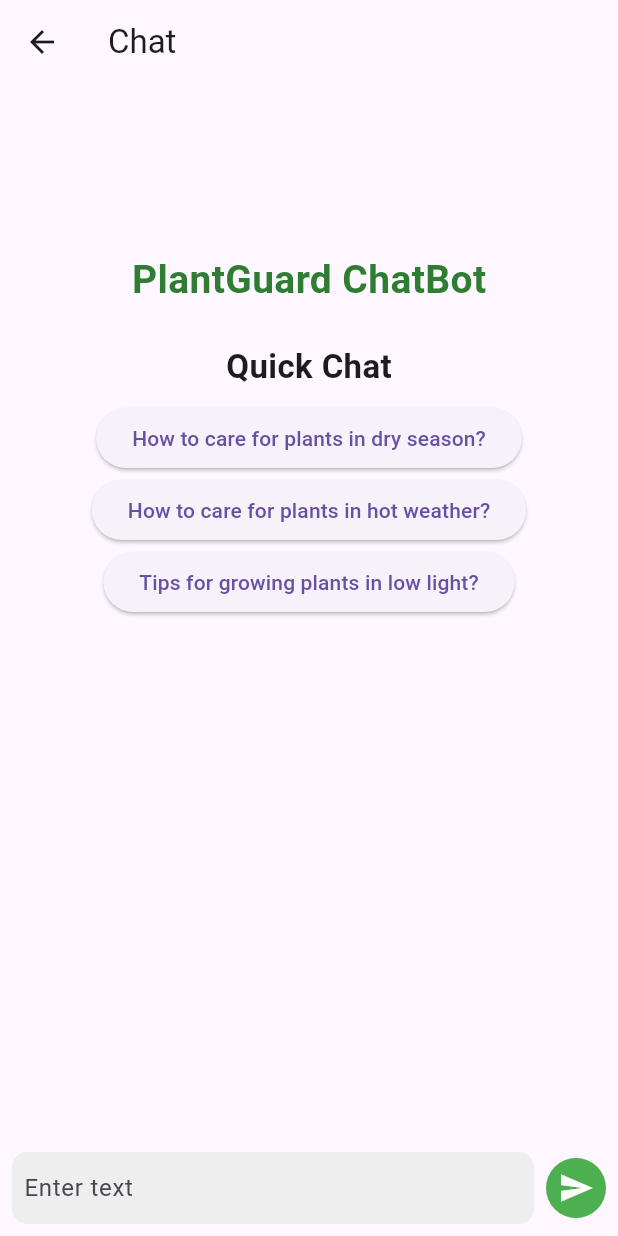
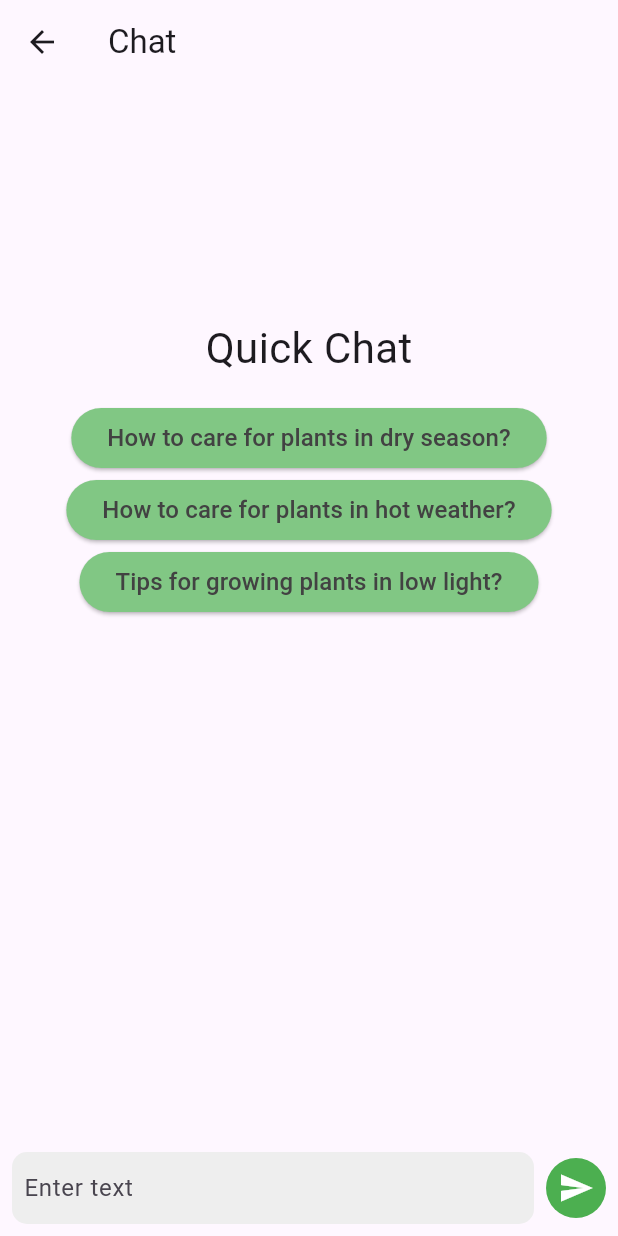
Before and after one commit to Project-School-2226/plant-guard-1.0, a Flutter app: the ChatScreen screen opened directly, on a phone screen of 412 x 824 dp. Run offline on Flutter 3.47's test engine with Material 3 defaults, Android fonts, the light colour scheme and no system bars; our stand-ins replace chat_bubbles, flutter_dotenv, google_nav_bar.

Commit message:
modified chat page

```diff
--- a/frontend/lib/pages/chat_page.dart
+++ b/frontend/lib/pages/chat_page.dart
@@ -220,31 +220,22 @@ class _ChatScreenState extends State<ChatScreen> {
                           if (MediaQuery.of(context).viewInsets.bottom ==
                               0) // Checks if the keyboard is closed
                             Padding(
-                              padding: const EdgeInsets.all(8.0),
-                              child: Text(
-                                "PlantGuard ChatBot",
-                                style: TextStyle(
-                                    fontSize: 26,
-                                    fontWeight: FontWeight.bold,
-                                    color: Colors.green.shade800),
-                              ),
-                            ),
+                                padding: const EdgeInsets.all(8.0),
+                                child: Text(
+                                  "Quick Chat",
+                                  style: const TextStyle(fontSize: 28),
+                                )),
                           const SizedBox(
                             height: 8,
                           ),
-                          Padding(
-                            padding: const EdgeInsets.all(8.0),
-                            child: Text(
-                              "Quick Chat",
-                              style: TextStyle(
-                                  fontSize: 22, fontWeight: FontWeight.bold),
-                            ),
-                          ),
                           ...selectedQuickChatOptions.map((option) {
                             return ElevatedButton(
-                              onPressed: () => sendQuickChatMessage(option),
-                              child: Text(option),
-                            );
+                                onPressed: () => sendQuickChatMessage(option),
+                                child: Text(option,
+                                    style: const TextStyle(fontSize: 16)),
+                                style: ElevatedButton.styleFrom(
+                                    backgroundColor: Colors.green.shade300,
+                                    foregroundColor: Colors.grey.shade800));
                           }).toList(),
                         ],
                       ))),
```
